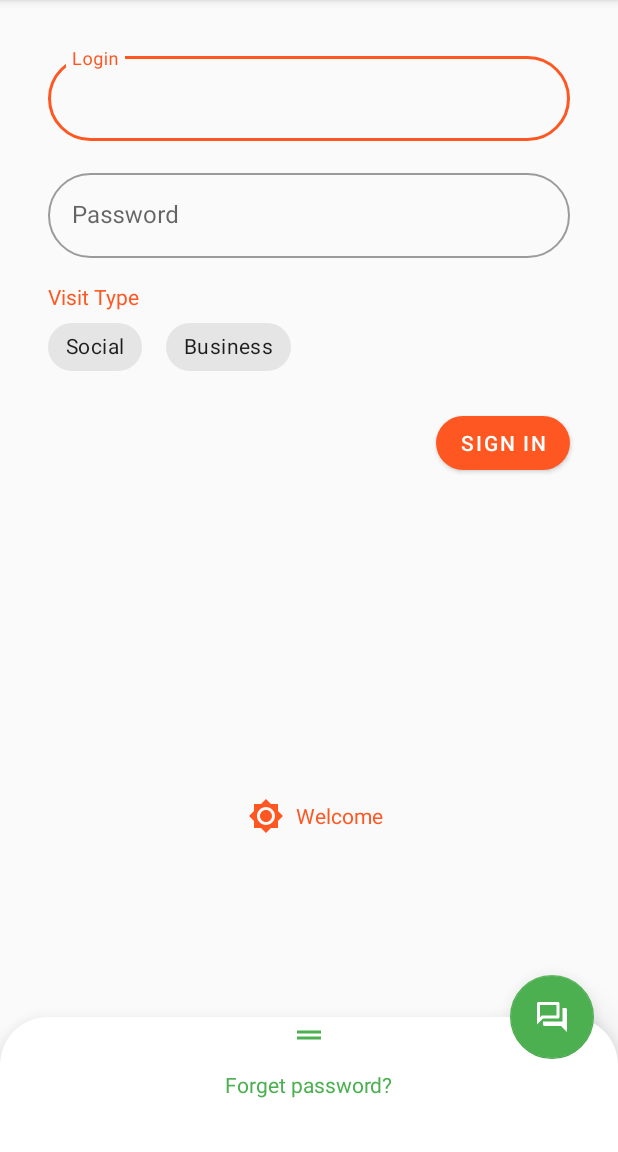
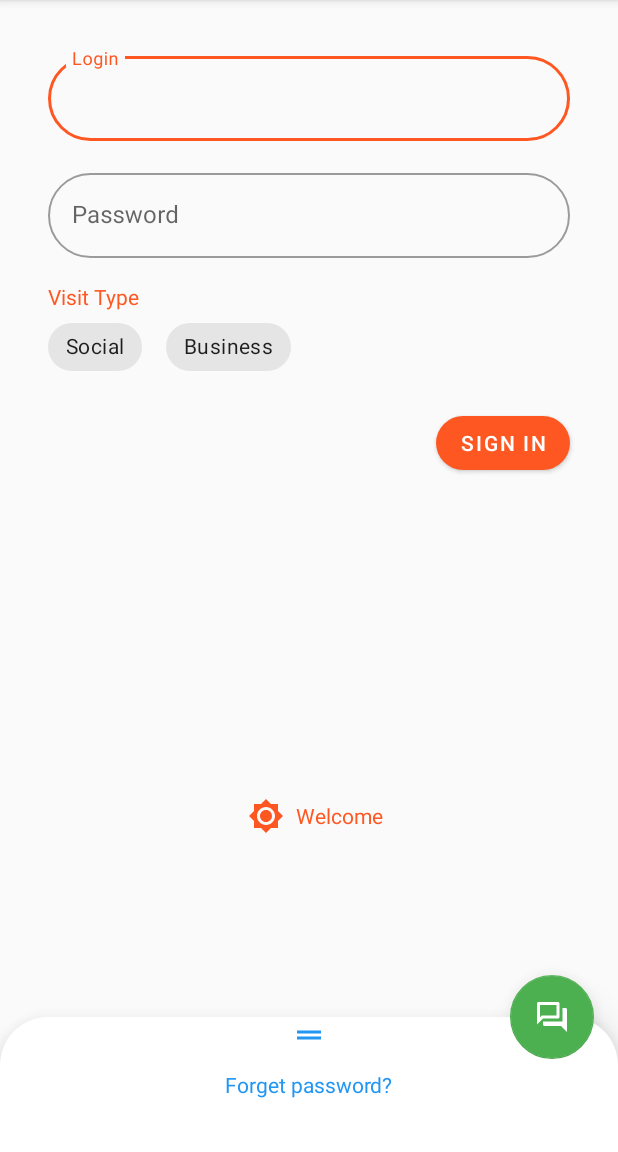
Before and after one commit to AlexeyKatsuro/ThemeStyleSample, an Android app: the screen it shows after launch (MainActivity), on a phone screen of 412 x 824 dp, the part 84-1236 px from its top. Run offline under Robolectric (Android 15) with nearby library versions, the phone set to English and light mode, and no system bars.

Commit message:
Set overlay theme

```diff
--- a/app/src/main/res/layout/bottom_sheet_forget_password.xml
+++ b/app/src/main/res/layout/bottom_sheet_forget_password.xml
@@ -6,6 +6,7 @@
     android:layout_width="match_parent"
     android:layout_height="wrap_content"
     android:background="?attr/colorSurface"
+    android:theme="@style/ThemeOverlay.MyApp.Secondary.Blue"
     android:elevation="@dimen/elevation_bottom_sheet"
     app:behavior_hideable="false"
     app:behavior_peekHeight="@dimen/bottom_sheet_peek_height"
--- a/app/src/main/res/values/colors.xml
+++ b/app/src/main/res/values/colors.xml
@@ -9,5 +9,5 @@
     <color name="mtrl_orange_700">#D84315</color>
     <color name="mtrl_green_500">#4CAF50</color>
 
-    <color name="mtrl_blue">#03a9f4</color>
+    <color name="mtrl_blue_500">#2196F3</color>
 </resources>
--- a/app/src/main/res/values/themes.xml
+++ b/app/src/main/res/values/themes.xml
@@ -27,7 +27,7 @@
     </style>
 
     <style name="ThemeOverlay.MyApp.Secondary.Blue" parent="">
-        <item name="colorSecondary">@color/mtrl_blue</item>
+        <item name="colorSecondary">@color/mtrl_blue_500</item>
         <item name="colorOnSecondary">@android:color/black</item>
     </style>
 
```
